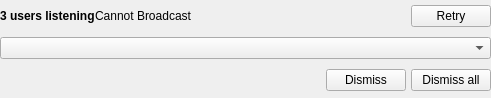
The window that src/GUI/Plugins/Broadcasting/GUI_Broadcast.ui (return42/sayonara) describes before a commit, drawn with Qt 5.
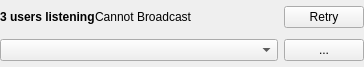
The same window after the commit. Icons and pictures are not drawn. Custom widgets are drawn as their Qt base class.

Diff of the .ui file:
```diff
--- a/src/GUI/Plugins/Broadcasting/GUI_Broadcast.ui
+++ b/src/GUI/Plugins/Broadcasting/GUI_Broadcast.ui
@@ -6,8 +6,8 @@
    <rect>
     <x>0</x>
     <y>0</y>
-    <width>491</width>
-    <height>98</height>
+    <width>364</width>
+    <height>67</height>
    </rect>
   </property>
   <property name="windowTitle">
@@ -29,7 +29,33 @@
    <property name="verticalSpacing">
     <number>5</number>
    </property>
-   <item row="0" column="0" colspan="2">
+   <item row="2" column="0" colspan="2">
+    <widget class="Gui::ComboBox" name="combo_clients">
+     <property name="sizePolicy">
+      <sizepolicy hsizetype="MinimumExpanding" vsizetype="Fixed">
+       <horstretch>0</horstretch>
+       <verstretch>0</verstretch>
+      </sizepolicy>
+     </property>
+     <property name="focusPolicy">
+      <enum>Qt::ClickFocus</enum>
+     </property>
+    </widget>
+   </item>
+   <item row="2" column="2">
+    <widget class="MenuToolButton" name="btn_menu">
+     <property name="sizePolicy">
+      <sizepolicy hsizetype="Maximum" vsizetype="Preferred">
+       <horstretch>0</horstretch>
+       <verstretch>0</verstretch>
+      </sizepolicy>
+     </property>
+     <property name="text">
+      <string>...</string>
+     </property>
+    </widget>
+   </item>
+   <item row="0" column="0" colspan="3">
     <layout class="QHBoxLayout" name="horizontalLayout_2">
      <item>
       <widget class="QLabel" name="lab_status">
@@ -82,73 +108,6 @@
      </item>
     </layout>
    </item>
-   <item row="2" column="0" colspan="2">
-    <layout class="QHBoxLayout" name="horizontalLayout_3">
-     <property name="spacing">
-      <number>5</number>
-     </property>
-     <item>
-      <spacer name="horizontalSpacer_2">
-       <property name="orientation">
-        <enum>Qt::Horizontal</enum>
-       </property>
-       <property name="sizeHint" stdset="0">
-        <size>
-         <width>40</width>
-         <height>20</height>
-        </size>
-       </property>
-      </spacer>
-     </item>
-     <item>
-      <widget class="QPushButton" name="btn_dismiss">
-       <property name="focusPolicy">
-        <enum>Qt::ClickFocus</enum>
-       </property>
-       <property name="text">
-        <string>Dismiss</string>
-       </property>
-       <property name="icon">
-        <iconset resource="../../Resources/Icons.qrc">
-         <normaloff>:/Icons/delete.svg.png</normaloff>:/Icons/delete.svg.png</iconset>
-       </property>
-       <property name="iconSize">
-        <size>
-         <width>16</width>
-         <height>16</height>
-        </size>
-       </property>
-      </widget>
-     </item>
-     <item>
-      <widget class="QPushButton" name="btn_dismiss_all">
-       <property name="focusPolicy">
-        <enum>Qt::ClickFocus</enum>
-       </property>
-       <property name="text">
-        <string>Dismiss all</string>
-       </property>
-       <property name="icon">
-        <iconset resource="../../Resources/Icons.qrc">
-         <normaloff>:/Icons/delete.svg.png</normaloff>:/Icons/delete.svg.png</iconset>
-       </property>
-       <property name="iconSize">
-        <size>
-         <width>16</width>
-         <height>16</height>
-        </size>
-       </property>
-      </widget>
-     </item>
-    </layout>
-   </item>
-   <item row="1" column="0" colspan="2">
-    <widget class="Gui::ComboBox" name="combo_clients">
-     <property name="focusPolicy">
-      <enum>Qt::ClickFocus</enum>
-     </property>
-    </widget>
-   </item>
   </layout>
  </widget>
  <customwidgets>
@@ -157,6 +116,11 @@
    <extends>QComboBox</extends>
    <header>GUI/Utils/Widgets/ComboBox.h</header>
   </customwidget>
+  <customwidget>
+   <class>MenuToolButton</class>
+   <extends>QPushButton</extends>
+   <header location="global">GUI/Utils/MenuTool/MenuTool.h</header>
+  </customwidget>
  </customwidgets>
  <resources>
   <include location="../../Resources/Icons.qrc"/>
```
